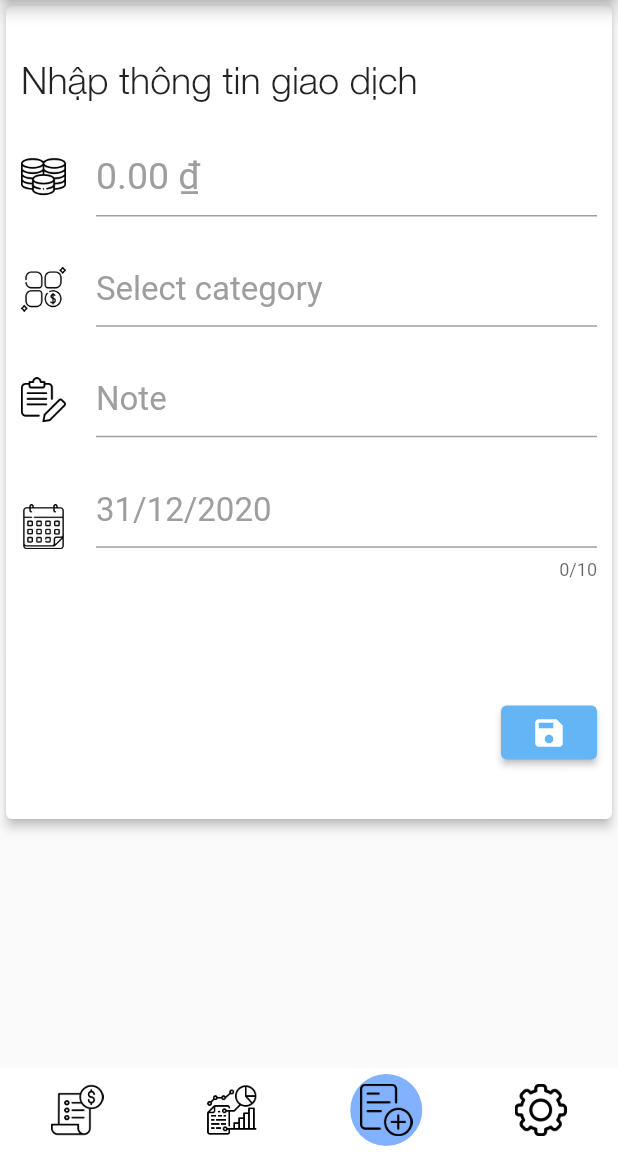
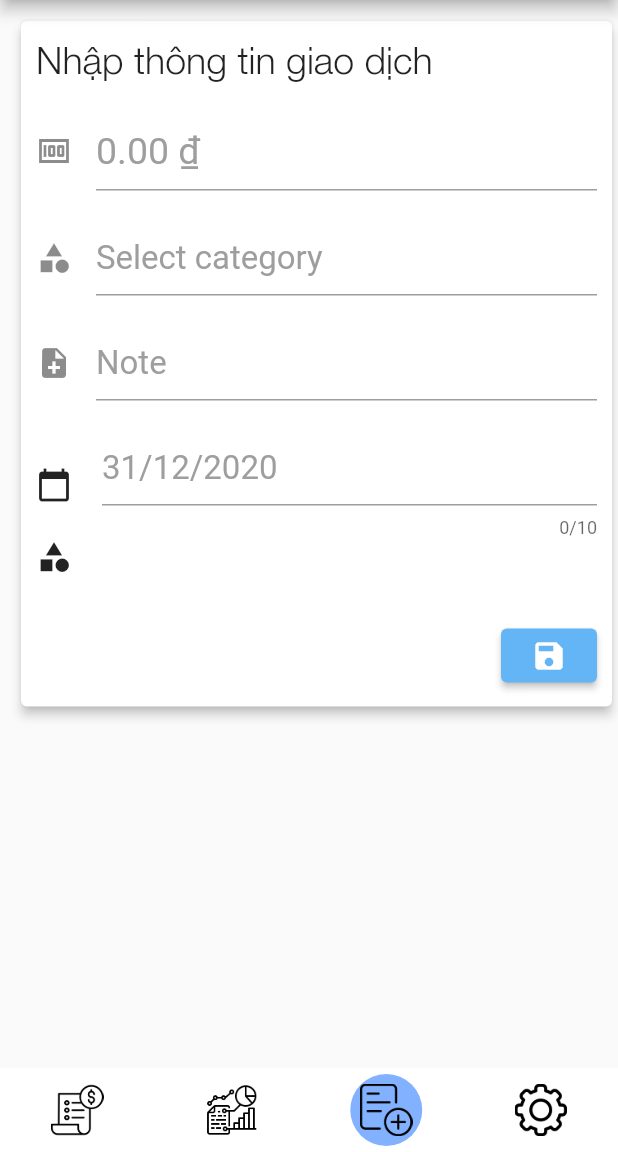
Before and after one commit to hieuvts/money_manager, a Flutter app: the screen it shows after launch, item 3 of the bottom bar chosen, on a phone screen of 412 x 824 dp, the part 84-1236 px from its top. Run offline on Flutter 3.47's test engine with Material 2 defaults, Android fonts, the phone set to English and light mode, and no system bars; drawn by our look-alikes of flutter_snake_navigationbar; our stand-ins replace charts_flutter, dropdown_formfield, pie_chart, splashscreen.

Commit message:
#7.1.1 backup stage

```diff
--- a/lib/main.dart
+++ b/lib/main.dart
@@ -72,6 +72,7 @@ class _PageControllerState extends State<PageController> {
   Widget build(BuildContext context) {
     return MaterialApp(
         home: Scaffold(
+      resizeToAvoidBottomInset: false,
       appBar: AppBar(
         title: Text('Money Manager'),
       ),
--- a/lib/ui/modules/customWidget/customDatePicker.dart
+++ b/lib/ui/modules/customWidget/customDatePicker.dart
@@ -27,7 +27,7 @@ class _CustomDatePickerState extends State<CustomDatePicker> {
     return Expanded(
       child: InkWell(
         onTap: () {
-          _selectDate(context); // Call Function that has showDatePicker()
+          _selectDate(context); // Gọi hàm showDatePicker()
         },
         child: IgnorePointer(
           child: new TextFormField(
@@ -36,7 +36,7 @@ class _CustomDatePickerState extends State<CustomDatePicker> {
               hintStyle: TextStyle(color: Colors.grey, fontSize: 22),
             ),
             maxLength: 10,
-            onSaved: (String val) {},
+            keyboardType: TextInputType.datetime,
           ),
         ),
       ),
--- a/lib/ui/modules/page/addRecordPage.dart
+++ b/lib/ui/modules/page/addRecordPage.dart
@@ -1,6 +1,9 @@
+import 'package:dropdown_formfield/dropdown_formfield.dart';
 import 'package:flutter/material.dart';
 import 'package:money_manager/ui/modules/customWidget/customDatePicker.dart';
 import 'package:money_manager/ui/modules/customWidget/customImageFromAsset.dart';
+import 'package:flutter/services.dart';
+import 'package:money_manager/ui/modules/customWidget/customDropdownTextField.dart';
 
 class AddTransactionPage extends StatefulWidget {
   @override
@@ -10,11 +13,11 @@ class AddTransactionPage extends StatefulWidget {
 class _AddTransactionPageState extends State<AddTransactionPage> {
   @override
   Widget build(BuildContext context) {
-    return SizedBox(
-      height: 550,
+    return Container(
+      padding: EdgeInsets.fromLTRB(10, 10, 0, 0),
       child: Card(
         elevation: 3,
-        child: Container(
+        child: SingleChildScrollView(
             padding: EdgeInsets.all(10), child: FillTransactionInfo()),
       ),
     );
@@ -40,6 +43,7 @@ class _FillTransactionInfoState extends State<FillTransactionInfo> {
 
   @override
   Widget build(BuildContext context) {
+    var deviceData = MediaQuery.of(context).size;
     return Column(
         mainAxisAlignment: MainAxisAlignment.spaceEvenly,
         children: <Widget>[
@@ -50,31 +54,35 @@ class _FillTransactionInfoState extends State<FillTransactionInfo> {
               style: TextStyle(fontSize: 25, fontFamily: "HelveticaneueLight"),
             ),
           ),
+          SizedBox(
+            height: 20,
+          ),
           Row(
             children: [
-              customImageFromAsset('images/BWcoin.png'),
-              SizedBox(
-                width: 20,
-              ),
               Expanded(
                 child: TextField(
                   decoration: InputDecoration(
+                      icon: Icon(Icons.money),
                       hintText: "0.00 ₫",
                       hintStyle: TextStyle(color: Colors.grey, fontSize: 25)),
                   controller: transactionAmountTextController,
+                  keyboardType: TextInputType.number,
+                  inputFormatters: <TextInputFormatter>[
+                    FilteringTextInputFormatter.digitsOnly
+                  ],
                 ),
               ),
             ],
           ),
+          SizedBox(
+            height: 20,
+          ),
           Row(
             children: [
-              customImageFromAsset('images/BWcategory.png'),
-              SizedBox(
-                width: 20,
-              ),
               Expanded(
                 child: TextField(
                   decoration: InputDecoration(
+                      icon: Icon(Icons.category),
                       hintText: "Select category",
                       hintStyle: TextStyle(
                         color: Colors.grey,
@@ -85,15 +93,16 @@ class _FillTransactionInfoState extends State<FillTransactionInfo> {
               )
             ],
           ),
+          SizedBox(
+            height: 20,
+          ),
           Row(
             children: [
-              customImageFromAsset('images/BWnote.png'),
-              SizedBox(
-                width: 20,
-              ),
               Expanded(
                 child: TextField(
+                  autofocus: false,
                   decoration: InputDecoration(
+                      icon: Icon(Icons.note_add),
                       hintText: "Note",
                       hintStyle: TextStyle(
                         color: Colors.grey,
@@ -104,12 +113,22 @@ class _FillTransactionInfoState extends State<FillTransactionInfo> {
               )
             ],
           ),
+          SizedBox(
+            height: 20,
+          ),
           Row(children: [
-            customImageFromAsset('images/BWcalendar.png'),
+            Icon(Icons.calendar_today),
             SizedBox(
               width: 20,
             ),
             CustomDatePicker(),
+          ]),
+          Row(children: [
+            Icon(Icons.category_sharp),
+            SizedBox(
+              width: 20,
+            ),
+            // SizedBox(width: 300, height: 200, child: CustomDropdownTextField()),
           ]),
           SizedBox(
             height: 30,
@@ -126,8 +145,22 @@ class _FillTransactionInfoState extends State<FillTransactionInfo> {
                   showDialog(
                       context: context,
                       builder: (_) => AlertDialog(
-                            title: Text('Dialog Title'),
-                            content: Text(noteTextController.text),
+                            title: Text(
+                              'Thông tin bạn đã nhập',
+                              style: TextStyle(fontSize: 20),
+                              textAlign: TextAlign.center,
+                            ),
+                            content: Container(
+                              height: deviceData.height / 3,
+                              width: deviceData.width - 50,
+                              child: Column(
+                                children: [
+                                  Text(transactionAmountTextController.text),
+                                  Text(categoryTextController.text),
+                                  Text(noteTextController.text),
+                                ],
+                              ),
+                            ),
                           ));
                 },
                 child: Tooltip(message: "Save", child: Icon(Icons.save)),
@@ -144,3 +177,10 @@ String _validateTransactionAmount(String transactionAmount) {
   }
   return null;
 }
+
+class FirstDisabledFocusNode extends FocusNode {
+  @override
+  bool consumeKeyboardToken() {
+    return false;
+  }
+}
--- a/pubspec.yaml
+++ b/pubspec.yaml
@@ -20,6 +20,7 @@ dependencies:
   intl: ^0.16.1
   path: ^1.7.0
   image_picker: ^0.6.7+17
+  dropdown_formfield: ^0.1.3
 
   # The following adds the Cupertino Icons font to your application.
   # Use with the CupertinoIcons class for iOS style icons.
```
Also changed, not shown: lib/ui/modules/customWidget/customDropdownTextField.dart (added, +64 -0 lines), 1 other file.
